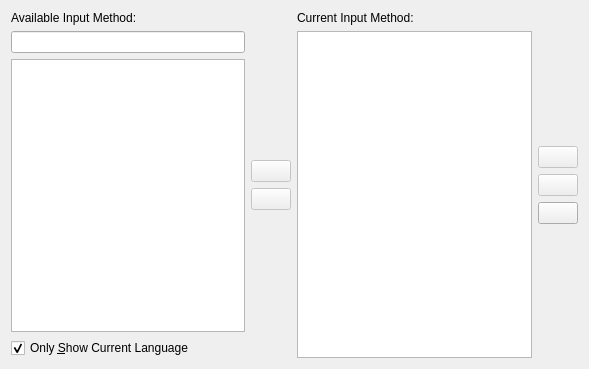
This is src/FcitxIMPage.ui in fcitx/fcitx5-configtool as Qt 5 draws it before an edit. The edited form follows.
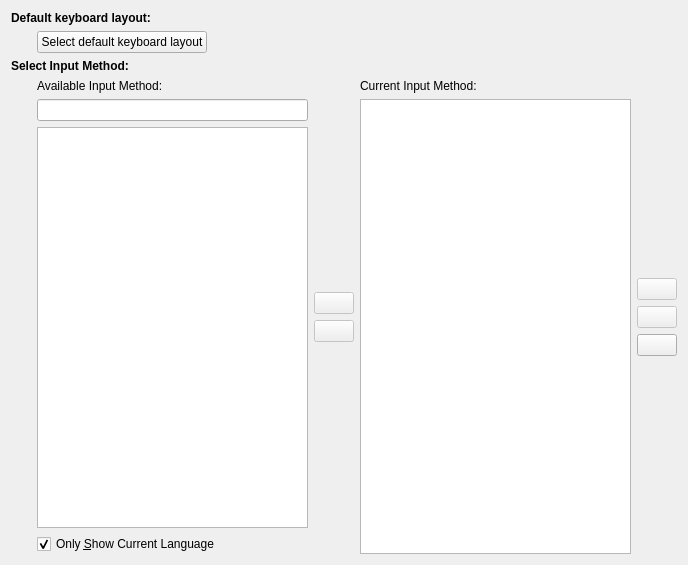
This is the edited form. Custom widgets are drawn as their Qt base class.

Commit message: add default layout selector

Diff of the .ui file:
```diff
--- a/src/FcitxIMPage.ui
+++ b/src/FcitxIMPage.ui
@@ -6,13 +6,15 @@
    <rect>
     <x>0</x>
     <y>0</y>
-    <width>589</width>
-    <height>369</height>
+    <width>688</width>
+    <height>565</height>
    </rect>
   </property>
   <property name="windowTitle">
    <string comment="KDE::DoNotExtract">Form</string>
   </property>
+  <layout class="QGridLayout" name="gridLayout">
+   <item row="6" column="1">
   <layout class="QHBoxLayout" name="horizontalLayout">
    <item>
     <layout class="QVBoxLayout" name="verticalLayout">
@@ -143,6 +145,84 @@
         <size>
          <width>20</width>
          <height>40</height>
+          </size>
+         </property>
+        </spacer>
+       </item>
+      </layout>
+     </item>
+    </layout>
+   </item>
+   <item row="5" column="0" colspan="2">
+    <widget class="QLabel" name="label_4">
+     <property name="toolTip">
+      <string/>
+     </property>
+     <property name="text">
+      <string>&lt;b&gt;Select Input Method:&lt;/b&gt;</string>
+     </property>
+    </widget>
+   </item>
+   <item row="1" column="0">
+    <spacer name="horizontalSpacer">
+     <property name="orientation">
+      <enum>Qt::Horizontal</enum>
+     </property>
+     <property name="sizeType">
+      <enum>QSizePolicy::Fixed</enum>
+     </property>
+     <property name="sizeHint" stdset="0">
+      <size>
+       <width>20</width>
+       <height>20</height>
+      </size>
+     </property>
+    </spacer>
+   </item>
+   <item row="0" column="0" colspan="2">
+    <widget class="QLabel" name="label_3">
+     <property name="text">
+      <string>&lt;b&gt;Default keyboard layout:&lt;/b&gt;</string>
+     </property>
+    </widget>
+   </item>
+   <item row="6" column="0">
+    <spacer name="horizontalSpacer_2">
+     <property name="orientation">
+      <enum>Qt::Horizontal</enum>
+     </property>
+     <property name="sizeType">
+      <enum>QSizePolicy::Fixed</enum>
+     </property>
+     <property name="sizeHint" stdset="0">
+      <size>
+       <width>20</width>
+       <height>20</height>
+      </size>
+     </property>
+    </spacer>
+   </item>
+   <item row="1" column="1">
+    <layout class="QHBoxLayout" name="horizontalLayout_2">
+     <item>
+      <widget class="KPushButton" name="defaultLayoutButton">
+       <property name="toolTip">
+        <string>Keyboard layout to use when no input method active</string>
+       </property>
+       <property name="text">
+        <string>Select default keyboard layout</string>
+       </property>
+      </widget>
+     </item>
+     <item>
+      <spacer name="horizontalSpacer_3">
+       <property name="orientation">
+        <enum>Qt::Horizontal</enum>
+       </property>
+       <property name="sizeHint" stdset="0">
+        <size>
+         <width>40</width>
+         <height>20</height>
         </size>
        </property>
       </spacer>
```
Lines whose indentation alone changed are shown as unchanged. The commit also changes 7 other files.
